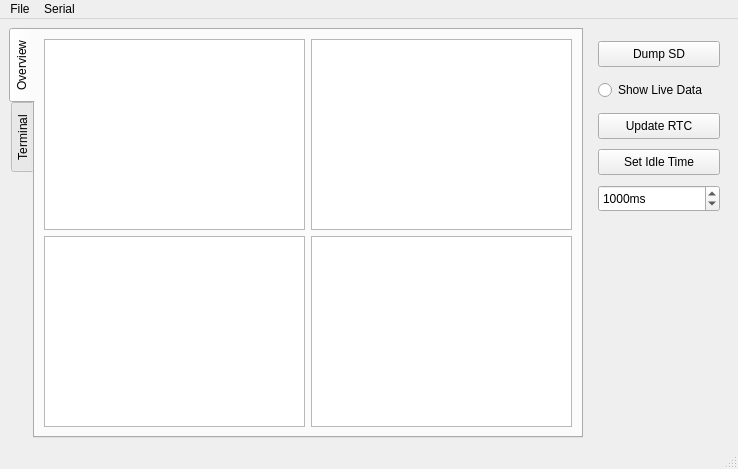
First picture: the form in gui/frontend/ui/main_window.ui, repository Gregox273/Weather-Station, before the edit.
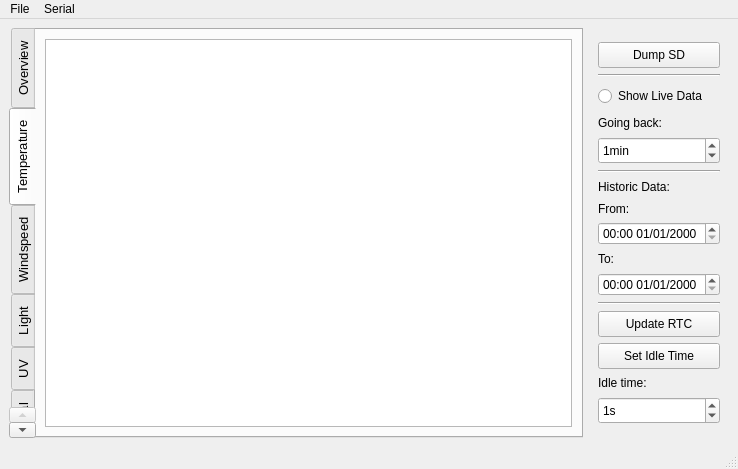
Second picture: the form after the edit. The open tabs and pages were chosen to show the change. Custom widgets are drawn as their Qt base class.

Commit message: Begin adding graphs and extra tabs/buttons/menu options to gui

Patch:
```diff
--- a/gui/frontend/ui/main_window.ui
+++ b/gui/frontend/ui/main_window.ui
@@ -15,18 +15,18 @@
   </property>
   <widget class="QWidget" name="centralwidget">
    <layout class="QGridLayout" name="gridLayout_3">
-    <item row="0" column="1" alignment="Qt::AlignTop">
+    <item row="0" column="1">
      <widget class="QWidget" name="widgetButtons" native="true">
       <property name="minimumSize">
        <size>
         <width>140</width>
-        <height>200</height>
+        <height>400</height>
        </size>
       </property>
       <property name="maximumSize">
        <size>
         <width>16777215</width>
-        <height>200</height>
+        <height>400</height>
        </size>
       </property>
       <layout class="QVBoxLayout" name="verticalLayout">
@@ -43,6 +43,13 @@
          </property>
         </widget>
        </item>
+       <item>
+        <widget class="Line" name="line">
+         <property name="orientation">
+          <enum>Qt::Horizontal</enum>
+         </property>
+        </widget>
+       </item>
        <item>
         <widget class="QRadioButton" name="radioButtonLiveData">
          <property name="minimumSize">
@@ -56,6 +63,99 @@
          </property>
         </widget>
        </item>
+       <item>
+        <widget class="QLabel" name="labelGoingBack">
+         <property name="font">
+          <font>
+           <pointsize>9</pointsize>
+          </font>
+         </property>
+         <property name="text">
+          <string>Going back:</string>
+         </property>
+        </widget>
+       </item>
+       <item>
+        <widget class="QSpinBox" name="spinBoxGoingBack">
+         <property name="minimumSize">
+          <size>
+           <width>100</width>
+           <height>27</height>
+          </size>
+         </property>
+         <property name="suffix">
+          <string>min</string>
+         </property>
+         <property name="maximum">
+          <number>999999999</number>
+         </property>
+         <property name="singleStep">
+          <number>1</number>
+         </property>
+         <property name="value">
+          <number>1</number>
+         </property>
+        </widget>
+       </item>
+       <item>
+        <widget class="Line" name="line_3">
+         <property name="orientation">
+          <enum>Qt::Horizontal</enum>
+         </property>
+        </widget>
+       </item>
+       <item>
+        <widget class="QLabel" name="label_2">
+         <property name="text">
+          <string>Historic Data:</string>
+         </property>
+        </widget>
+       </item>
+       <item>
+        <widget class="QLabel" name="labelHistoricFrom">
+         <property name="font">
+          <font>
+           <pointsize>9</pointsize>
+          </font>
+         </property>
+         <property name="text">
+          <string>From:</string>
+         </property>
+        </widget>
+       </item>
+       <item>
+        <widget class="QDateTimeEdit" name="dateTimeEditHistoricFrom">
+         <property name="displayFormat">
+          <string>HH:mm dd/MM/yyyy</string>
+         </property>
+        </widget>
+       </item>
+       <item>
+        <widget class="QLabel" name="labelHistoricTo">
+         <property name="font">
+          <font>
+           <pointsize>9</pointsize>
+          </font>
+         </property>
+         <property name="text">
+          <string>To:</string>
+         </property>
+        </widget>
+       </item>
+       <item>
+        <widget class="QDateTimeEdit" name="dateTimeEditHistoricTo">
+         <property name="displayFormat">
+          <string>HH:mm dd/MM/yyyy</string>
+         </property>
+        </widget>
+       </item>
+       <item>
+        <widget class="Line" name="line_2">
+         <property name="orientation">
+          <enum>Qt::Horizontal</enum>
+         </property>
+        </widget>
+       </item>
        <item>
         <widget class="QPushButton" name="pushButtonUpdateRTC">
          <property name="minimumSize">
@@ -82,6 +182,18 @@
          </property>
         </widget>
        </item>
+       <item>
+        <widget class="QLabel" name="labelIdleTime">
+         <property name="font">
+          <font>
+           <pointsize>9</pointsize>
+          </font>
+         </property>
+         <property name="text">
+          <string>Idle time:</string>
+         </property>
+        </widget>
+       </item>
        <item>
         <widget class="QSpinBox" name="spinBoxIdleTime">
          <property name="minimumSize">
@@ -91,7 +203,7 @@
           </size>
          </property>
          <property name="suffix">
-          <string>ms</string>
+          <string>s</string>
          </property>
          <property name="maximum">
           <number>999999999</number>
@@ -100,7 +212,7 @@
           <number>100</number>
          </property>
          <property name="value">
-          <number>1000</number>
+          <number>1</number>
          </property>
         </widget>
        </item>
@@ -115,6 +227,11 @@
         <height>300</height>
        </size>
       </property>
+      <property name="font">
+       <font>
+        <pointsize>10</pointsize>
+       </font>
+      </property>
       <property name="tabPosition">
        <enum>QTabWidget::West</enum>
       </property>
@@ -124,6 +241,9 @@
       <property name="currentIndex">
        <number>0</number>
       </property>
+      <property name="movable">
+       <bool>true</bool>
+      </property>
       <widget class="QWidget" name="tabOverview">
        <attribute name="title">
         <string>Overview</string>
@@ -174,6 +294,86 @@
         </item>
        </layout>
       </widget>
+      <widget class="QWidget" name="tabTemperature">
+       <attribute name="title">
+        <string>Temperature</string>
+       </attribute>
+       <layout class="QVBoxLayout" name="verticalLayout_2">
+        <item>
+         <widget class="GraphicsLayoutWidget" name="graphicsLayoutWidgetTemp">
+          <property name="minimumSize">
+           <size>
+            <width>0</width>
+            <height>0</height>
+           </size>
+          </property>
+          <property name="focusPolicy">
+           <enum>Qt::StrongFocus</enum>
+          </property>
+         </widget>
+        </item>
+       </layout>
+      </widget>
+      <widget class="QWidget" name="tabWind">
+       <attribute name="title">
+        <string>Windspeed</string>
+       </attribute>
+       <layout class="QVBoxLayout" name="verticalLayout_3">
+        <item>
+         <widget class="GraphicsLayoutWidget" name="graphicsLayoutWidgetWind">
+          <property name="minimumSize">
+           <size>
+            <width>0</width>
+            <height>0</height>
+           </size>
+          </property>
+          <property name="focusPolicy">
+           <enum>Qt::StrongFocus</enum>
+          </property>
+         </widget>
+        </item>
+       </layout>
+      </widget>
+      <widget class="QWidget" name="tabLight">
+       <attribute name="title">
+        <string>Light</string>
+       </attribute>
+       <layout class="QVBoxLayout" name="verticalLayout_4">
+        <item>
+         <widget class="GraphicsLayoutWidget" name="graphicsLayoutWidgetLight">
+          <property name="minimumSize">
+           <size>
+            <width>0</width>
+            <height>0</height>
+           </size>
+          </property>
+          <property name="focusPolicy">
+           <enum>Qt::StrongFocus</enum>
+          </property>
+         </widget>
+        </item>
+       </layout>
+      </widget>
+      <widget class="QWidget" name="tabUV">
+       <attribute name="title">
+        <string>UV</string>
+       </attribute>
+       <layout class="QVBoxLayout" name="verticalLayout_5">
+        <item>
+         <widget class="GraphicsLayoutWidget" name="graphicsLayoutWidgetUV">
+          <property name="minimumSize">
+           <size>
+            <width>0</width>
+            <height>0</height>
+           </size>
+          </property>
+          <property name="focusPolicy">
+           <enum>Qt::StrongFocus</enum>
+          </property>
+         </widget>
+        </item>
+       </layout>
+      </widget>
       <widget class="QWidget" name="tabTerminal">
        <attribute name="title">
         <string>Terminal</string>
```
Left out of the diff: 41 changed lines with no effect on the pictures. The commit also changes 2 other files.
